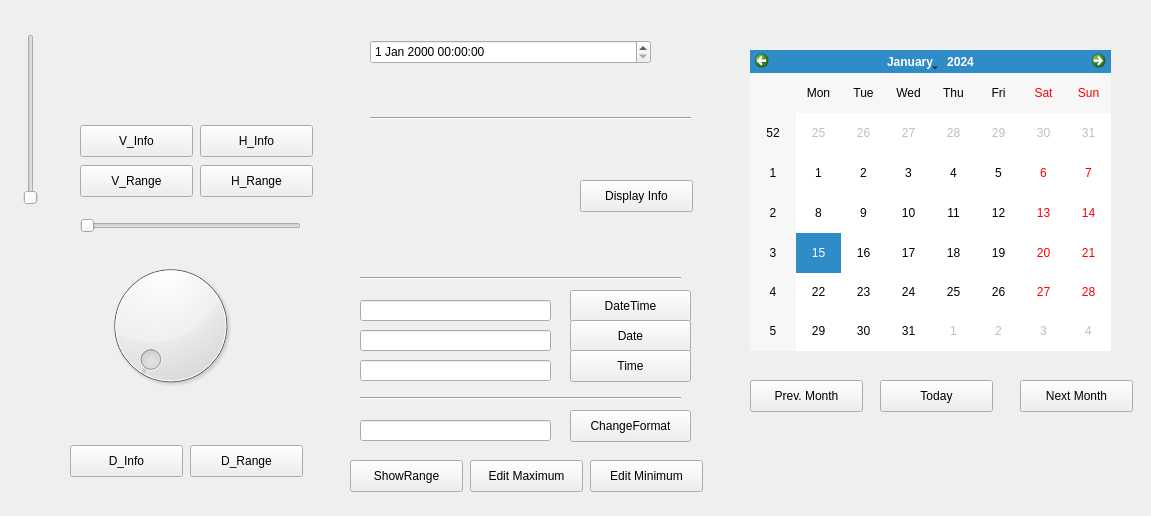
Old version of the form Python_UI/python_ui2.ui in the repository kybw0123/python.
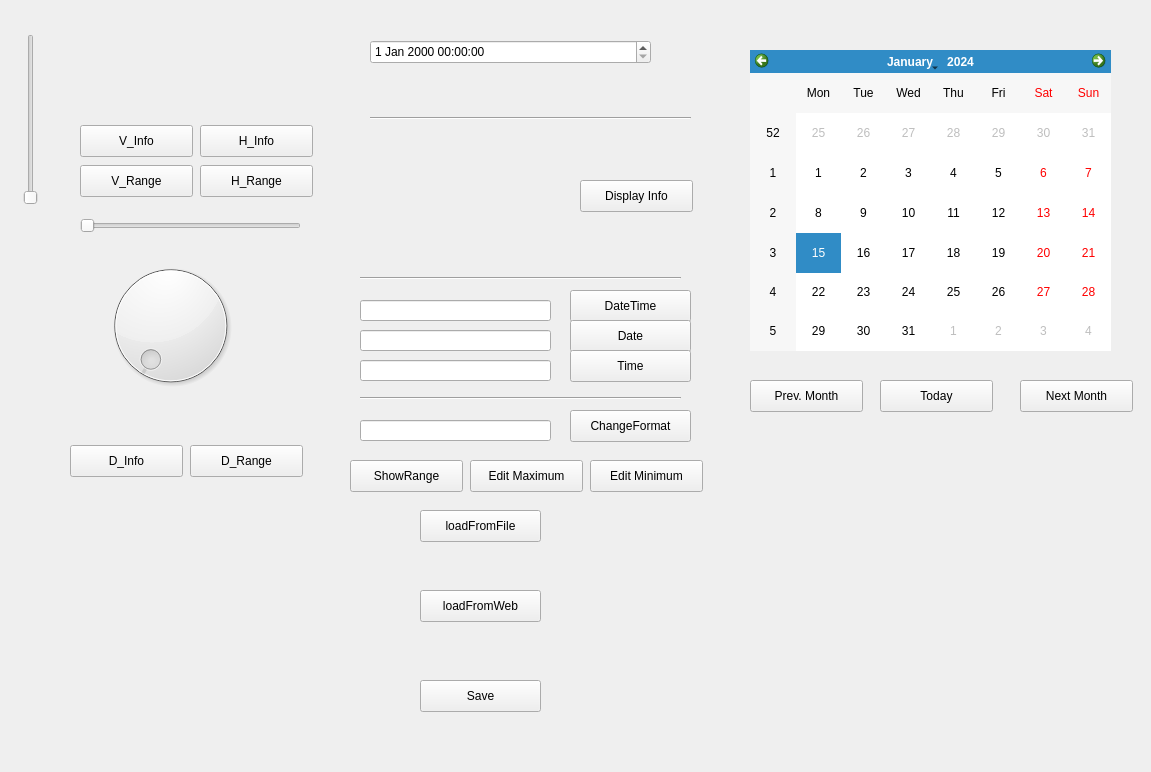
New version of the form.

What changed in the file:
```diff
--- a/Python_UI/python_ui2.ui
+++ b/Python_UI/python_ui2.ui
@@ -7,7 +7,7 @@
     <x>0</x>
     <y>0</y>
     <width>1151</width>
-    <height>516</height>
+    <height>772</height>
    </rect>
   </property>
   <property name="windowTitle">
@@ -473,6 +473,58 @@
     <string/>
    </property>
   </widget>
+  <widget class="QLabel" name="image_lb">
+   <property name="geometry">
+    <rect>
+     <x>60</x>
+     <y>520</y>
+     <width>291</width>
+     <height>201</height>
+    </rect>
+   </property>
+   <property name="text">
+    <string/>
+   </property>
+  </widget>
+  <widget class="QPushButton" name="loadFromFile_bt">
+   <property name="geometry">
+    <rect>
+     <x>420</x>
+     <y>510</y>
+     <width>121</width>
+     <height>32</height>
+    </rect>
+   </property>
+   <property name="text">
+    <string>loadFromFile</string>
+   </property>
+  </widget>
+  <widget class="QPushButton" name="loadFromWeb_bt">
+   <property name="geometry">
+    <rect>
+     <x>420</x>
+     <y>590</y>
+     <width>121</width>
+     <height>32</height>
+    </rect>
+   </property>
+   <property name="text">
+    <string>loadFromWeb</string>
+   </property>
+  </widget>
+  <widget class="QPushButton" name="Save_bt">
+   <property name="geometry">
+    <rect>
+     <x>420</x>
+     <y>680</y>
+     <width>121</width>
+     <height>32</height>
+    </rect>
+   </property>
+   <property name="text">
+    <string>Save</string>
+   </property>
+  </widget>
  </widget>
  <resources/>
  <connections/>
```
